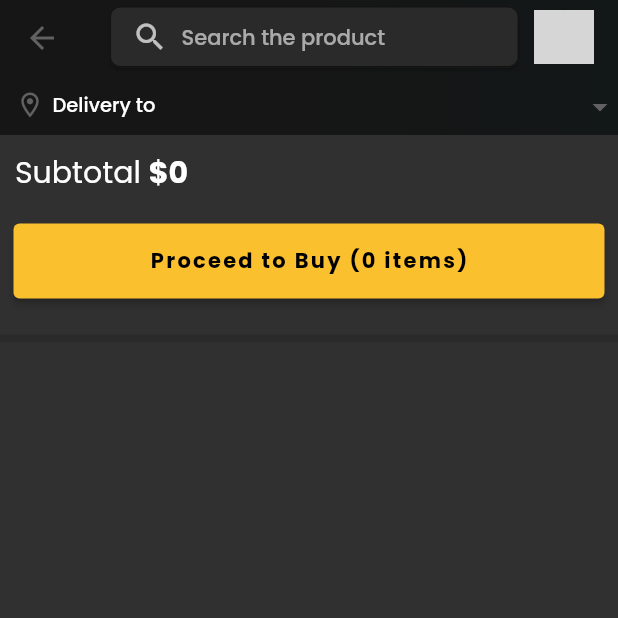
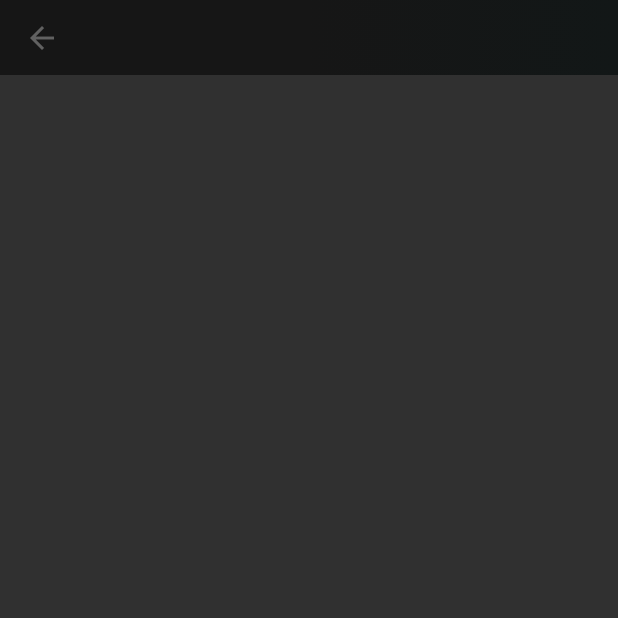
Before and after one commit to gurukishore111/flip-ecommerce, a Flutter app: the CartScreen screen opened directly, after a tap on an icon or button, on a phone screen of 412 x 824 dp, the top half of it. Run offline on Flutter 3.47's test engine with Material 2 defaults, Android fonts, the phone set to English and light mode, and no system bars; our stand-ins replace badges, carousel_slider, dotted_border, file_picker, flutter_rating_bar, google_fonts and 1 more; missing offline and left inert: cloudinary_public; accounts and stored records are empty; network calls fail; grey boxes are pictures that could not be loaded.

Commit message:
AddressScreen init

```diff
--- a/lib/routers/index.dart
+++ b/lib/routers/index.dart
@@ -1,6 +1,7 @@
 import 'package:flip/components/Common/BotttomNav.dart';
 import 'package:flip/models/Product.dart';
 import 'package:flip/screens/AddProductScreen.dart';
+import 'package:flip/screens/AddressScreen.dart';
 import 'package:flip/screens/AuthScreen.dart';
 import 'package:flip/screens/CategoryDeals.dart';
 import 'package:flip/screens/HomeScreen.dart';
@@ -48,6 +49,10 @@ Route<dynamic> generateRoute(RouteSettings routeSettings) {
           product: product,
         ),
       );
+    case AddressScreen.routeName:
+      return MaterialPageRoute(
+        builder: (_) => const AddressScreen(),
+      );
     default:
       return MaterialPageRoute(
         builder: (_) => const NotFound(),
--- /dev/null
+++ b/lib/screens/AddressScreen.dart
@@ -0,0 +1,27 @@
+import 'package:flip/constants/global_variables.dart';
+import 'package:flutter/material.dart';
+
+class AddressScreen extends StatefulWidget {
+  static const String routeName = '/address';
+  const AddressScreen({super.key});
+
+  @override
+  State<AddressScreen> createState() => _AddressScreenState();
+}
+
+class _AddressScreenState extends State<AddressScreen> {
+  @override
+  Widget build(BuildContext context) {
+    return Scaffold(
+        appBar: PreferredSize(
+      preferredSize: const Size.fromHeight(50),
+      child: AppBar(
+        flexibleSpace: Container(
+          decoration: const BoxDecoration(
+            gradient: GlobalVariables.appBarGradient,
+          ),
+        ),
+      ),
+    ));
+  }
+}
--- a/lib/screens/CartScreen.dart
+++ b/lib/screens/CartScreen.dart
@@ -4,6 +4,7 @@ import 'package:flip/components/Common/CustomButton.dart';
 import 'package:flip/components/Home/AddressBar.dart';
 import 'package:flip/constants/global_variables.dart';
 import 'package:flip/providers/user.dart';
+import 'package:flip/screens/AddressScreen.dart';
 import 'package:flip/screens/SearchScreen.dart';
 import 'package:flutter/material.dart';
 import 'package:provider/provider.dart';
@@ -18,6 +19,10 @@ class CartScreen extends StatefulWidget {
 class _CartScreenState extends State<CartScreen> {
   void navigateToSearchScreen(String query) {
     Navigator.pushNamed(context, SearchScreen.routeName, arguments: query);
+  }
+
+  void navigateToAddressScreen() {
+    Navigator.pushNamed(context, AddressScreen.routeName);
   }
 
   @override
@@ -106,7 +111,7 @@ class _CartScreenState extends State<CartScreen> {
               padding: const EdgeInsets.all(9.0),
               child: CustomButton(
                 text: 'Proceed to Buy (${user.cart.length} items)',
-                onTap: () {},
+                onTap: () => navigateToAddressScreen(),
                 color: Colors.yellow[700],
               ),
             ),
```
